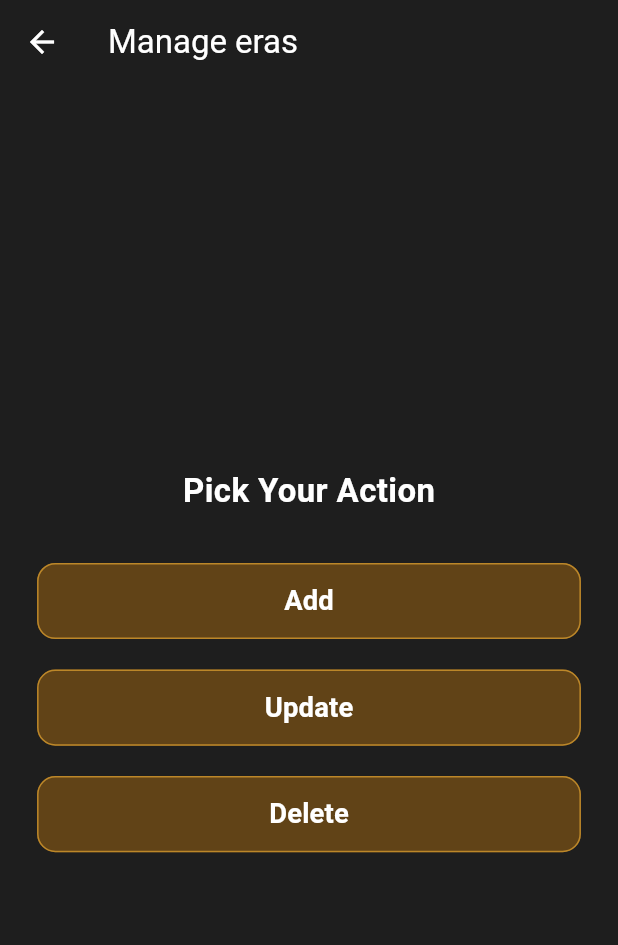
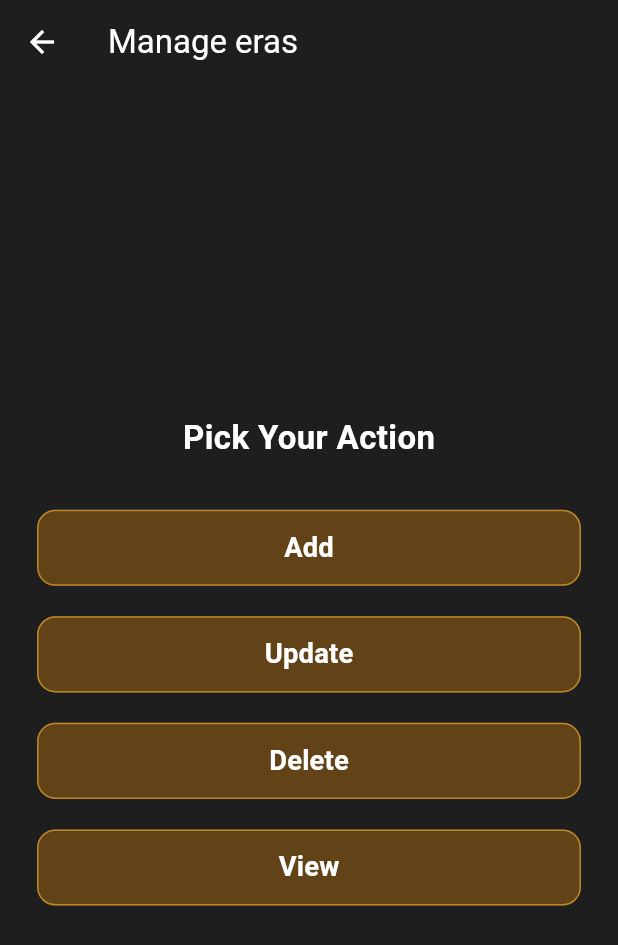
Before and after one commit to Jik00/Time-Lens-Dashboard, a Flutter app: the screen it shows after launch, after a tap on "Eras", on a phone screen of 412 x 824 dp. Shown: the top 945 px of the screen. Run offline on Flutter 3.47's test engine with Material 3 defaults, Android fonts, the phone set to English and light mode, and no system bars; our stand-ins replace dartz, flutter_bloc, flutter_screenutil, get_it, image_picker, modal_progress_hud_nsn and 2 more; accounts and stored records are empty; statements that could not run were skipped.

Commit message:
refactor structure -3 add view action

```diff
--- a/lib/features/admin_action/presentation/views/widgets/admin_action_view_body.dart
+++ b/lib/features/admin_action/presentation/views/widgets/admin_action_view_body.dart
@@ -59,6 +59,18 @@ class AdminActionViewBody extends StatelessWidget {
             fillColor: const Color(0xFF614317),
             borderColor: const Color(0xFFBC8729),
           ),
+          SizedBox(
+            height: 20.h,
+          ),
+          CustomButton(
+            hint: 'View',
+            w: 330,
+            onTap: () {
+              // Navigator.pushNamed(context, AddEraView.routeName);
+            },
+            fillColor: const Color(0xFF614317),
+            borderColor: const Color(0xFFBC8729),
+          ),
         ],
       ),
     );
```
